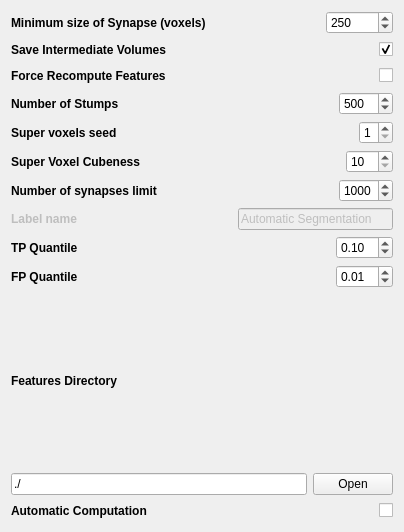
Qt form GUI/Settings/CcboostSegmentationSettings.ui (polmonso/ccboost_segmentation) before a commit.
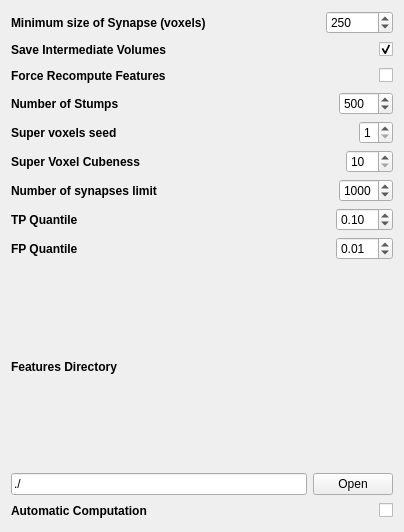
The same form after that commit.

Patch:
```diff
--- a/GUI/Settings/CcboostSegmentationSettings.ui
+++ b/GUI/Settings/CcboostSegmentationSettings.ui
@@ -333,49 +333,6 @@
      </item>
     </layout>
    </item>
-   <item>
-    <layout class="QHBoxLayout" name="horizontalLayout_9">
-     <item>
-      <widget class="QLabel" name="labelNameLabel">
-       <property name="enabled">
-        <bool>false</bool>
-       </property>
-       <property name="font">
-        <font>
-         <weight>75</weight>
-         <bold>true</bold>
-        </font>
-       </property>
-       <property name="text">
-        <string>Label name</string>
-       </property>
-      </widget>
-     </item>
-     <item>
-      <spacer name="horizontalSpacer_8">
-       <property name="orientation">
-        <enum>Qt::Horizontal</enum>
-       </property>
-       <property name="sizeHint" stdset="0">
-        <size>
-         <width>40</width>
-         <height>20</height>
-        </size>
-       </property>
-      </spacer>
-     </item>
-     <item>
-      <widget class="QLineEdit" name="labelName">
-       <property name="enabled">
-        <bool>false</bool>
-       </property>
-       <property name="text">
-        <string>Automatic Segmentation</string>
-       </property>
-      </widget>
-     </item>
-    </layout>
-   </item>
    <item>
     <layout class="QHBoxLayout" name="horizontalLayout_10">
      <item>
```
Left out of the diff: 2 changed lines with no effect on the pictures.
